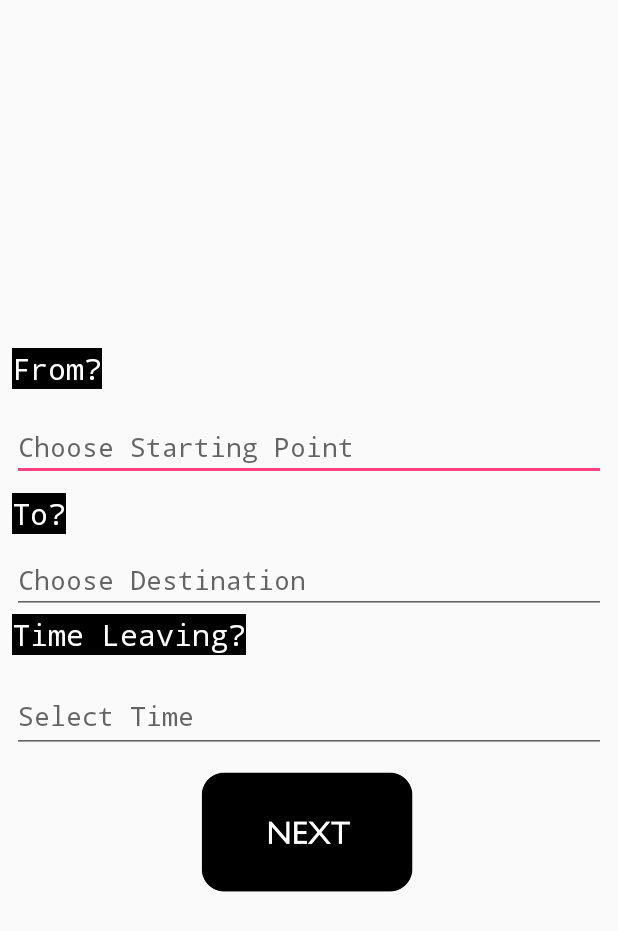
After one commit to xxflo/SAPhackathon, an Android app: the NeedRide screen opened directly, with no data from a screen before it, on a phone screen of 412 x 824 dp. The commit adds this screen. Shown: the top 931 px of the screen. Run offline under Robolectric (Android 15) with nearby library versions, the phone set to English and light mode, and no system bars.

Commit message:
Need a Ride

```diff
--- a/app/src/main/AndroidManifest.xml
+++ b/app/src/main/AndroidManifest.xml
@@ -16,7 +16,9 @@
                 <category android:name="android.intent.category.LAUNCHER" />
             </intent-filter>
         </activity>
-        <activity android:name=".AreYouDriver"></activity>
+        <activity android:name=".AreYouDriver" />
+        <activity android:name=".NeedRide" />
+        <activity android:name=".CreateSocialEvents"></activity>
     </application>
 
 </manifest>
--- a/app/src/main/java/com/example/kessr/saphackathon/MainActivity.java
+++ b/app/src/main/java/com/example/kessr/saphackathon/MainActivity.java
@@ -1,5 +1,6 @@
 package com.example.kessr.saphackathon;
 
+import android.content.Intent;
 import android.support.v7.app.AppCompatActivity;
 import android.os.Bundle;
 
@@ -9,5 +10,8 @@ public class MainActivity extends AppCompatActivity {
     protected void onCreate(Bundle savedInstanceState) {
         super.onCreate(savedInstanceState);
         setContentView(R.layout.activity_main);
+
+        Intent intent = new Intent(getApplicationContext(), CreateSocialEvents.class);
+        startActivityForResult(intent, 100);
     }
 }
--- /dev/null
+++ b/app/src/main/java/com/example/kessr/saphackathon/NeedRide.java
@@ -0,0 +1,84 @@
+package com.example.kessr.saphackathon;
+
+import android.support.v7.app.AppCompatActivity;
+import android.os.Bundle;
+import android.view.View;
+import android.view.ViewGroup;
+import android.widget.BaseAdapter;
+import android.widget.ImageButton;
+import android.widget.ImageView;
+import android.widget.LinearLayout;
+import android.widget.ListView;
+import android.widget.TextView;
+
+public class NeedRide extends AppCompatActivity {
+
+    int[] DRIVER_IMAGES = {R.drawable.usericon};
+    String[] DRIVER_NAMES = {"Bob"};
+    String[] DRIVER_DESCRIPTION = {"Bob is planning to leave at 8am. Meet at lobby, etc etc"};
+    LinearLayout linLay;
+    ListView listView;
+
+
+    public void nextButton(View view){
+        linLay = findViewById(R.id.linearLayout);
+        linLay.setVisibility(View.INVISIBLE);
+
+        if (DRIVER_NAMES.length == 0) {
+            LinearLayout message = findViewById(R.id.message);
+            message.setVisibility(View.VISIBLE);
+            // TODO: ADD EVENT TO EVENT LIST//////////////
+        }else{
+            TextView textView = new TextView(this);
+            textView.setText("List of Available Drivers");
+            listView.addHeaderView(textView);
+            listView.setVisibility(View.VISIBLE);
+        }
+    }
+
+    @Override
+    protected void onCreate(Bundle savedInstanceState) {
+        super.onCreate(savedInstanceState);
+        setContentView(R.layout.activity_need_ride);
+
+        listView = (ListView)findViewById(R.id.listView);
+
+        //TODO: get driver info from database here and add to DRIVER_IMAGES DRIVER_NAMES DRIVER_DESC
+
+        CustomAdapter customAdapter = new CustomAdapter();
+        listView.setAdapter(customAdapter);
+
+    }
+
+    class CustomAdapter extends BaseAdapter{
+
+        @Override
+        public int getCount() {
+            return DRIVER_NAMES.length;
+        }
+
+        @Override
+        public Object getItem(int i) {
+            return null;
+        }
+
+        @Override
+        public long getItemId(int i) {
+            return 0;
+        }
+
+        @Override
+        public View getView(int i, View view, ViewGroup viewGroup) {
+            view = getLayoutInflater().inflate(R.layout.customlayout,null);
+            ImageView imageView = (ImageView)view.findViewById(R.id.imageView);
+            TextView textView_name = (TextView)view.findViewById(R.id.textView_name);
+            TextView textView_desc = (TextView)view.findViewById(R.id.textView_description);
+
+            imageView.setImageResource(DRIVER_IMAGES[i]);
+            textView_name.setText(DRIVER_NAMES[i]);
+            textView_desc.setText(DRIVER_DESCRIPTION[i]);
+
+            return view;
+        }
+    }
+}
--- a/app/src/main/res/layout/activity_are_you_driver.xml
+++ b/app/src/main/res/layout/activity_are_you_driver.xml
@@ -25,7 +25,7 @@
         app:layout_constraintStart_toStartOf="parent"
         app:layout_constraintTop_toTopOf="parent"
         app:layout_constraintVertical_bias="0.692"
-        app:srcCompat="@drawable/driverButton" />
+        app:srcCompat="@drawable/driverbutton" />
 
     <ImageButton
         android:id="@+id/riderButton"
@@ -38,12 +38,13 @@
         android:contentDescription="@string/rider_button"
         android:maxHeight="42dp"
         android:maxWidth="42dp"
+        android:onClick="needRide"
         android:scaleType="fitCenter"
         app:layout_constrainedHeight="false"
         app:layout_constraintBottom_toBottomOf="parent"
         app:layout_constraintEnd_toEndOf="parent"
         app:layout_constraintHorizontal_bias="0.563"
         app:layout_constraintStart_toStartOf="parent"
-        app:srcCompat="@drawable/rideButton" />
+        app:srcCompat="@drawable/ridebutton" />
 
 </android.support.constraint.ConstraintLayout>
--- /dev/null
+++ b/app/src/main/res/layout/activity_need_ride.xml
@@ -0,0 +1,170 @@
+<?xml version="1.0" encoding="utf-8"?>
+<android.support.constraint.ConstraintLayout xmlns:android="http://schemas.android.com/apk/res/android"
+    xmlns:app="http://schemas.android.com/apk/res-auto"
+    xmlns:tools="http://schemas.android.com/tools"
+    android:layout_width="match_parent"
+    android:layout_height="match_parent"
+    tools:context="com.example.kessr.saphackathon.NeedRide">
+
+    <LinearLayout
+        android:id="@+id/linearLayout"
+        android:layout_width="0dp"
+        android:layout_height="wrap_content"
+        android:layout_marginBottom="8dp"
+        android:layout_marginTop="8dp"
+        android:orientation="vertical"
+        android:visibility="visible"
+        app:layout_constraintBottom_toBottomOf="parent"
+        app:layout_constraintLeft_toLeftOf="parent"
+        app:layout_constraintRight_toRightOf="parent"
+        app:layout_constraintTop_toTopOf="parent">
+
+        <TextView
+            android:id="@+id/from"
+            android:layout_width="wrap_content"
+            android:layout_height="wrap_content"
+            android:layout_marginBottom="8dp"
+            android:layout_marginStart="8dp"
+            android:layout_marginTop="8dp"
+            android:background="@android:color/background_dark"
+            android:fontFamily="monospace"
+            android:text="From?"
+            android:textColor="@android:color/background_light"
+            android:textSize="20sp"
+            app:layout_constraintBottom_toTopOf="@+id/to"
+            app:layout_constraintStart_toStartOf="parent"
+            app:layout_constraintTop_toTopOf="parent" />
+
+        <EditText
+            android:id="@+id/editFrom"
+            android:layout_width="match_parent"
+            android:layout_height="wrap_content"
+            android:layout_marginBottom="8dp"
+            android:layout_marginEnd="8dp"
+            android:layout_marginStart="8dp"
+            android:layout_marginTop="8dp"
+            android:ems="10"
+            android:fontFamily="monospace"
+            android:hint="Choose Starting Point"
+            android:inputType="textPostalAddress"
+            app:layout_constraintBottom_toTopOf="@+id/editTo"
+            app:layout_constraintEnd_toEndOf="parent"
+            app:layout_constraintStart_toEndOf="@+id/from"
+            app:layout_constraintTop_toTopOf="parent" />
+
+        <TextView
+            android:id="@+id/to"
+            android:layout_width="wrap_content"
+            android:layout_height="wrap_content"
+            android:layout_marginBottom="8dp"
+            android:layout_marginStart="8dp"
+            android:background="@android:color/background_dark"
+            android:fontFamily="monospace"
+            android:text="To?"
+            android:textColor="@android:color/background_light"
+            android:textSize="20sp"
+            app:layout_constraintBottom_toTopOf="@+id/timeLeaving"
+            app:layout_constraintStart_toStartOf="parent" />
+
+        <EditText
+            android:id="@+id/editTo"
+            android:layout_width="match_parent"
+            android:layout_height="wrap_content"
+            android:layout_marginEnd="8dp"
+            android:layout_marginStart="8dp"
+            android:ems="10"
+            android:fontFamily="monospace"
+            android:hint="Choose Destination"
+            android:inputType="textPostalAddress"
+            app:layout_constraintEnd_toEndOf="parent"
+            app:layout_constraintStart_toEndOf="@+id/to"
+            tools:layout_editor_absoluteY="192dp" />
+
+        <TextView
+            android:id="@+id/timeLeaving"
+            android:layout_width="wrap_content"
+            android:layout_height="wrap_content"
+            android:layout_marginBottom="8dp"
+            android:layout_marginStart="8dp"
+            android:background="@android:color/background_dark"
+            android:fontFamily="monospace"
+            android:text="Time Leaving?"
+            android:textColor="@android:color/background_light"
+            android:textSize="20sp"
+            app:layout_constraintBottom_toBottomOf="parent"
+            app:layout_constraintStart_toStartOf="parent" />
+
+        <EditText
+            android:id="@+id/editTime"
+            android:layout_width="match_parent"
+            android:layout_height="49dp"
+            android:layout_marginBottom="8dp"
+            android:layout_marginEnd="8dp"
+            android:layout_marginStart="8dp"
+            android:layout_marginTop="8dp"
+            android:ems="10"
+            android:fontFamily="monospace"
+            android:hint="Select Time"
+            android:inputType="time"
+            app:layout_constraintBottom_toBottomOf="parent"
+            app:layout_constraintEnd_toEndOf="parent"
+            app:layout_constraintStart_toEndOf="@+id/timeLeaving"
+            app:layout_constraintTop_toBottomOf="@+id/editTo" />
+
+        <ImageButton
+            android:id="@+id/nextButton"
+            android:layout_width="150dp"
+            android:layout_height="90dp"
+            android:background="#00000000"
+            android:contentDescription="TODO"
+            android:onClick="nextButton"
+            android:scaleType="fitCenter"
+            android:translationX="130dp"
+            app:srcCompat="@drawable/nextbutton" />
+    </LinearLayout>
+
+    <ListView
+        android:id="@+id/listView"
+        android:layout_width="match_parent"
+        android:layout_height="match_parent"
+        android:visibility="invisible" />
+
+    <LinearLayout
+        android:id="@+id/message"
+        android:layout_width="wrap_content"
+        android:layout_height="wrap_content"
+        android:orientation="vertical"
+        android:visibility="invisible"
+        app:layout_constraintBottom_toBottomOf="parent"
+        app:layout_constraintTop_toTopOf="parent">
+
+        <TextView
+            android:id="@+id/created"
+            android:layout_width="match_parent"
+            android:layout_height="wrap_content"
+            android:background="@android:color/background_dark"
+            android:fontFamily="monospace"
+            android:text="You have successfully created the event!"
+            android:textAlignment="center"
+            android:textColor="@android:color/background_light"
+            android:textSize="25sp"
+            app:layout_constraintBottom_toTopOf="@id/letyouknow"
+            app:layout_constraintLeft_toLeftOf="parent"
+            app:layout_constraintRight_toRightOf="parent" />
+
+        <TextView
+            android:id="@+id/letyouknow"
+            android:layout_width="match_parent"
+            android:layout_height="wrap_content"
+            android:background="@android:color/background_dark"
+            android:fontFamily="monospace"
+            android:text="We'll let you know when a driver is available."
+            android:textAlignment="center"
+            android:textColor="@android:color/background_light"
+            app:layout_constraintLeft_toLeftOf="parent"
+            app:layout_constraintRight_toRightOf="parent"
+            app:layout_constraintTop_toBottomOf="@id/created"
+            tools:layout_editor_absoluteY="19dp" />
+    </LinearLayout>
+
+</android.support.constraint.ConstraintLayout>
```
Also changed, not shown: app/src/main/java/com/example/kessr/saphackathon/AreYouDriver.java (+11 -0 lines), app/src/main/java/com/example/kessr/saphackathon/CreateSocialEvents.java (added, +13 -0 lines), app/src/main/res/layout/activity_create_social_events.xml (added, +51 -0 lines), app/src/main/res/layout/customlayout.xml (added, +41 -0 lines), app/src/main/res/drawable/addimage.jpg (added), app/src/main/res/drawable/driverbutton.png (renamed from app/src/main/res/drawable/driverButton.png), app/src/main/res/drawable/image.png (added), app/src/main/res/drawable/nextbutton.png (added), app/src/main/res/drawable/ridebutton.png (renamed from app/src/main/res/drawable/rideButton.png), app/src/main/res/drawable/usericon.png (added).
